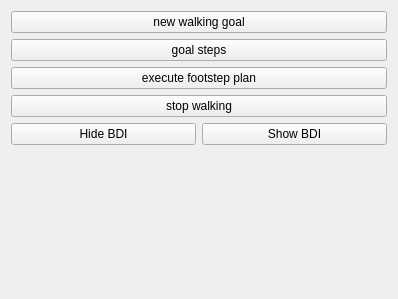
Before: the Qt Designer form software/ddapp/src/app/ddFootsteps.ui in openhumanoids/oh-distro, drawn with Qt 5.
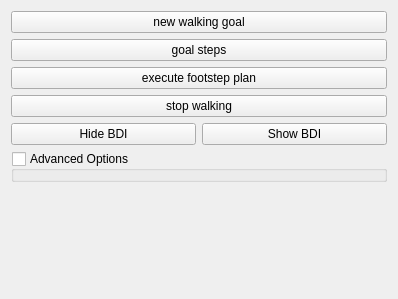
After: the same form once the commit is applied.

Commit message: create advanced options group box in the footsteps panel

```diff
--- a/software/ddapp/src/app/ddFootsteps.ui
+++ b/software/ddapp/src/app/ddFootsteps.ui
@@ -35,9 +35,6 @@
      </property>
     </widget>
    </item>
-   <item row="8" column="0" colspan="2">
-    <widget class="QWidget" name="params_container" native="true"/>
-   </item>
    <item row="5" column="0" colspan="2">
     <widget class="QPushButton" name="stopButton">
      <property name="text">
@@ -59,6 +56,32 @@
      </property>
     </widget>
    </item>
+   <item row="7" column="0" colspan="2">
+    <widget class="QGroupBox" name="paramsContainer">
+     <property name="title">
+      <string>Advanced Options</string>
+     </property>
+     <property name="checkable">
+      <bool>true</bool>
+     </property>
+     <property name="checked">
+      <bool>false</bool>
+     </property>
+    </widget>
+   </item>
+   <item row="8" column="0">
+    <spacer name="verticalSpacer">
+     <property name="orientation">
+      <enum>Qt::Vertical</enum>
+     </property>
+     <property name="sizeHint" stdset="0">
+      <size>
+       <width>20</width>
+       <height>40</height>
+      </size>
+     </property>
+    </spacer>
+   </item>
   </layout>
  </widget>
  <resources/>
```
The commit also changes 1 other file.
